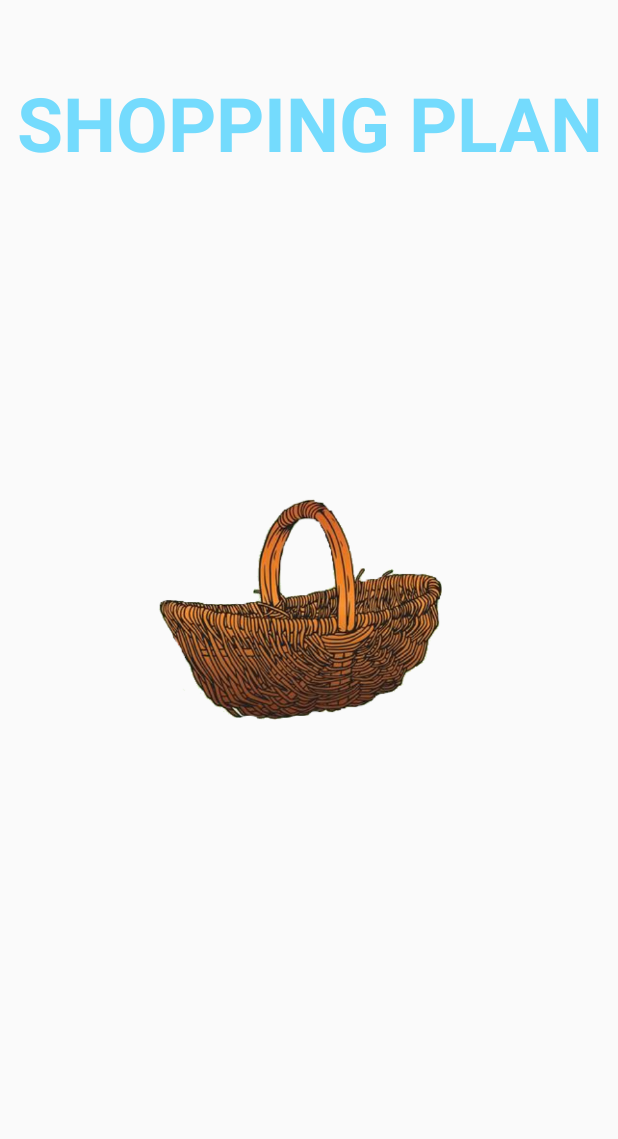
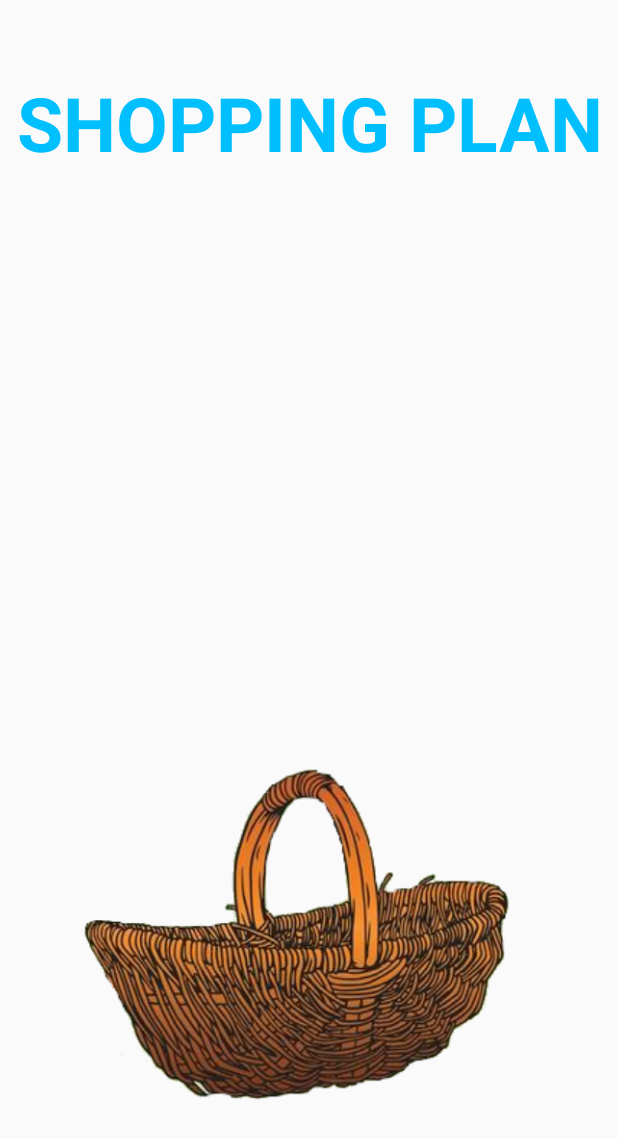
Before and after one commit to Oblyvion/FebProjectShoppingPlan, an Android app: the SplashScreen screen opened directly, with no data from a screen before it, on a phone screen of 412 x 824 dp. Shown: the top 1139 px of the screen. Run offline under Robolectric (Android 15) with nearby library versions, the light colour scheme and no system bars.

Commit message:
some few changes

```diff
--- a/app/src/main/java/de/feb/projectshoppingplan/ViewHolder.java
+++ b/app/src/main/java/de/feb/projectshoppingplan/ViewHolder.java
@@ -4,10 +4,13 @@ import android.support.annotation.NonNull;
 import android.support.v7.widget.RecyclerView;
 import android.view.View;
 
-public abstract class ViewHolder extends RecyclerView.ViewHolder {
+public abstract class ViewHolder extends RecyclerView.ViewHolder
+        implements ItemTouchHelperViewHolder {
+
     public ViewHolder(@NonNull View itemView) {
         super(itemView);
     }
 
     public abstract void bindType(InterfaceListElement item);
+
 }
--- a/app/src/main/res/layout/activity_splash_screen.xml
+++ b/app/src/main/res/layout/activity_splash_screen.xml
@@ -1,6 +1,7 @@
 <?xml version="1.0" encoding="utf-8"?>
 <RelativeLayout
     xmlns:android="http://schemas.android.com/apk/res/android"
+    xmlns:app="http://schemas.android.com/apk/res-auto"
     android:id="@+id/relativeLayoutSplash"
     android:layout_width="match_parent"
     android:layout_height="match_parent">
@@ -11,22 +12,20 @@
         android:layout_height="wrap_content"
         android:layout_marginTop="@android:dimen/app_icon_size"
         android:text="@string/app_name"
+        android:textAlignment="center"
         android:textAllCaps="true"
-        android:textAlignment="center"
         android:textColor="@color/colorPrimary"
-        android:textStyle="bold"
-        android:textSize="@dimen/textView_splash_size"/>
+        android:textSize="@dimen/textView_splash_size"
+        android:textStyle="bold" />
 
     <ImageView
         android:id="@+id/imageViewSplashLogo"
-        android:layout_width="match_parent"
-        android:layout_height="match_parent"
-        android:layout_above="@+id/textViewSplash"
-        android:layout_alignParentStart="true"
-        android:layout_alignParentLeft="true"
-        android:layout_alignParentEnd="true"
-        android:layout_alignParentRight="true"
+        android:layout_width="wrap_content"
+        android:layout_height="wrap_content"
         android:layout_alignParentBottom="true"
+        android:scaleX="1.5"
+        android:scaleY="1.5"
         android:contentDescription="@string/imageView_logo"
-        android:src="@drawable/ic_basket_trans1"/>
+        android:src="@drawable/ic_basket_trans1" />
+
 </RelativeLayout>
--- a/app/src/main/res/values/colors.xml
+++ b/app/src/main/res/values/colors.xml
@@ -1,6 +1,6 @@
 <?xml version="1.0" encoding="utf-8"?>
 <resources>
-    <color name="colorPrimary">#8900bfff</color>
+    <color name="colorPrimary">#00BFFF</color>
     <color name="colorPrimaryDark">#1374d6</color>
-    <color name="colorAccent">#1374d6</color>
+    <color name="colorAccent">#e2039c1f</color>
 </resources>
```
Also changed, not shown: app/src/main/java/de/feb/projectshoppingplan/ItemTouchHelperViewHolder.java (added, +9 -0 lines), app/src/main/java/de/feb/projectshoppingplan/ViewHolderCat.java (+14 -0 lines), app/src/main/java/de/feb/projectshoppingplan/ViewHolderShopI.java (+11 -1 lines).
